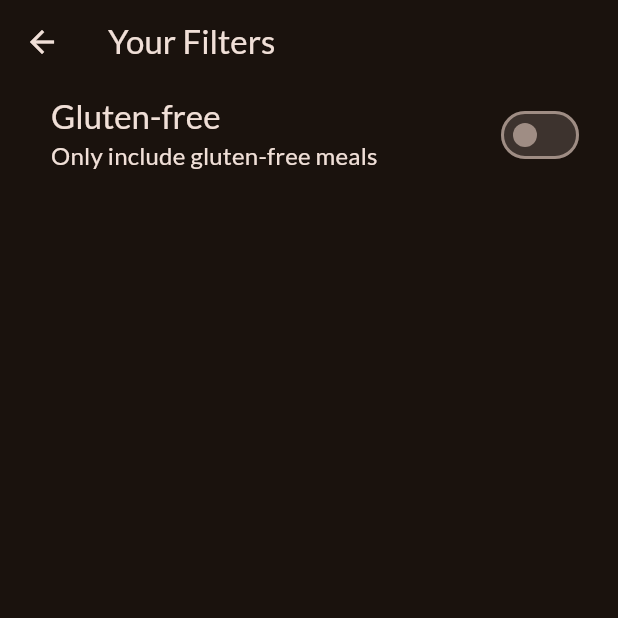
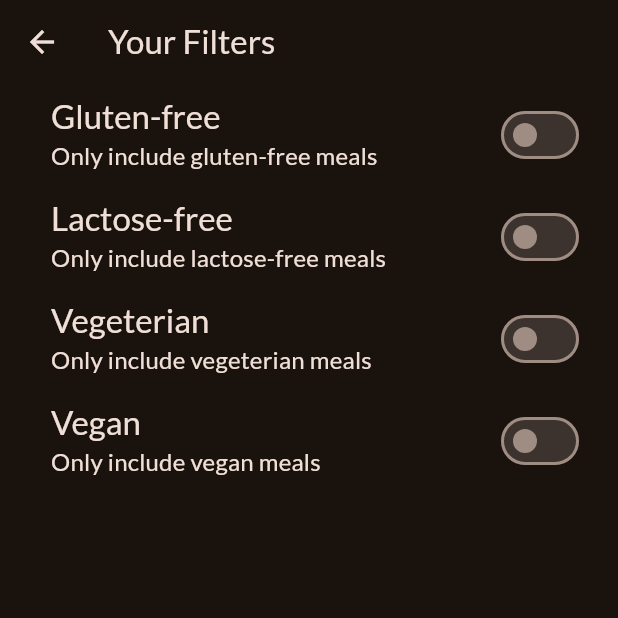
Before and after one commit to cristianmarcelli/meals, a Flutter app: the FiltersScreen screen opened directly, on a phone screen of 412 x 824 dp, the top half of it. Run offline on Flutter 3.47's test engine with Material 3 defaults, Android fonts, the phone set to English and light mode, and no system bars; our stand-ins replace google_fonts, transparent_image.

Commit message:
Aggiunti ulteriori filtri

```diff
--- a/lib/screens/filters.dart
+++ b/lib/screens/filters.dart
@@ -1,4 +1,6 @@
 import 'package:flutter/material.dart';
+import 'package:meals/screens/tabs.dart';
+import 'package:meals/widgets/main_drawer.dart';
 
 class FiltersScreen extends StatefulWidget {
   const FiltersScreen({super.key});
@@ -11,6 +13,9 @@ class FiltersScreen extends StatefulWidget {
 
 class _FiltersScreenState extends State<FiltersScreen> {
   var _glutenFreeFilterSet = false;
+  var _lactoseFreeFilterSet = false;
+  var _vegetarianFilterSet = false;
+  var _veganFilterSet = false;
 
   @override
   Widget build(BuildContext context) {
@@ -18,6 +23,18 @@ class _FiltersScreenState extends State<FiltersScreen> {
       appBar: AppBar(
         title: const Text('Your Filters'),
       ),
+      // drawer: MainDrawer(
+      //   onSelectScreen: (identifier) {
+      //     Navigator.of(context).pop();
+      //     if (identifier == 'meals') {
+      //       Navigator.of(context).pushReplacement(
+      //         MaterialPageRoute(
+      //           builder: (ctx) => const TabsScreen(),
+      //         ),
+      //       );
+      //     }
+      //   },
+      // ),
       body: Column(
         children: [
           SwitchListTile(
@@ -42,6 +59,72 @@ class _FiltersScreenState extends State<FiltersScreen> {
             activeColor: Theme.of(context).colorScheme.tertiary,
             contentPadding: const EdgeInsets.only(left: 34, right: 22),
           ),
+          SwitchListTile(
+            value: _lactoseFreeFilterSet,
+            onChanged: (isChecked) {
+              setState(() {
+                _lactoseFreeFilterSet = isChecked;
+              });
+            },
+            title: Text(
+              'Lactose-free',
+              style: Theme.of(context).textTheme.titleLarge!.copyWith(
+                    color: Theme.of(context).colorScheme.onBackground,
+                  ),
+            ),
+            subtitle: Text(
+              'Only include lactose-free meals',
+              style: Theme.of(context).textTheme.titleMedium!.copyWith(
+                    color: Theme.of(context).colorScheme.onBackground,
+                  ),
+            ),
+            activeColor: Theme.of(context).colorScheme.tertiary,
+            contentPadding: const EdgeInsets.only(left: 34, right: 22),
+          ),
+          SwitchListTile(
+            value: _vegetarianFilterSet,
+            onChanged: (isChecked) {
+              setState(() {
+                _vegetarianFilterSet = isChecked;
+              });
+            },
+            title: Text(
+              'Vegeterian',
+              style: Theme.of(context).textTheme.titleLarge!.copyWith(
+                    color: Theme.of(context).colorScheme.onBackground,
+                  ),
+            ),
+            subtitle: Text(
+              'Only include vegeterian meals',
+              style: Theme.of(context).textTheme.titleMedium!.copyWith(
+                    color: Theme.of(context).colorScheme.onBackground,
+                  ),
+            ),
+            activeColor: Theme.of(context).colorScheme.tertiary,
+            contentPadding: const EdgeInsets.only(left: 34, right: 22),
+          ),
+          SwitchListTile(
+            value: _veganFilterSet,
+            onChanged: (isChecked) {
+              setState(() {
+                _veganFilterSet = isChecked;
+              });
+            },
+            title: Text(
+              'Vegan',
+              style: Theme.of(context).textTheme.titleLarge!.copyWith(
+                    color: Theme.of(context).colorScheme.onBackground,
+                  ),
+            ),
+            subtitle: Text(
+              'Only include vegan meals',
+              style: Theme.of(context).textTheme.titleMedium!.copyWith(
+                    color: Theme.of(context).colorScheme.onBackground,
+                  ),
+            ),
+            activeColor: Theme.of(context).colorScheme.tertiary,
+            contentPadding: const EdgeInsets.only(left: 34, right: 22),
+          ),
         ],
       ),
     );
--- a/lib/screens/tabs.dart
+++ b/lib/screens/tabs.dart
@@ -1,5 +1,6 @@
 import 'package:flutter/material.dart';
 import 'package:meals/screens/categories.dart';
+import 'package:meals/screens/filters.dart';
 import 'package:meals/screens/meals.dart';
 import 'package:meals/widgets/main_drawer.dart';
 
@@ -51,9 +52,12 @@ class _TabsScreenState extends State<TabsScreen> {
 
   void _setScreen(String identifier) {
     if (identifier == 'filters') {
-
-    } else {
       Navigator.of(context).pop();
+      Navigator.of(context).push(
+        MaterialPageRoute(
+          builder: (ctx) => const FiltersScreen(),
+        ),
+      );
     }
   }
 
@@ -76,7 +80,9 @@ class _TabsScreenState extends State<TabsScreen> {
       appBar: AppBar(
         title: Text(activePageTitle),
       ),
-      drawer: MainDrawer(onSelectScreen: _setScreen,),
+      drawer: MainDrawer(
+        onSelectScreen: _setScreen,
+      ),
       body: activePage,
       bottomNavigationBar: BottomNavigationBar(
         onTap: _selectPage,
```
